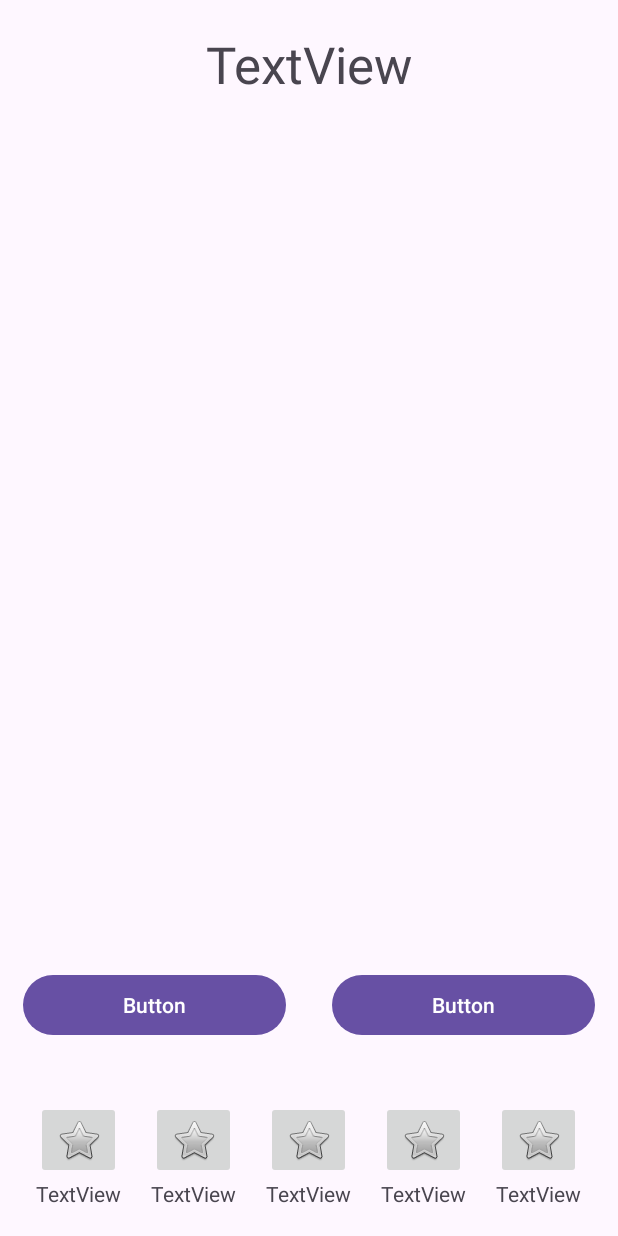
After one commit to MaicolFlorez/T-Mate, an Android app: the TeamViewCoach screen opened directly, with no data from a screen before it, on a phone screen of 412 x 824 dp. The commit adds this screen. Run offline under Robolectric (Android 15) with nearby library versions, the phone set to English and light mode, and no system bars.

Commit message:
Avance Maicol Florez

```diff
--- a/app/src/main/AndroidManifest.xml
+++ b/app/src/main/AndroidManifest.xml
@@ -12,6 +12,12 @@
         android:supportsRtl="true"
         android:theme="@style/Theme.TMate"
         tools:targetApi="31">
+        <activity
+            android:name=".TeamViewCoach"
+            android:exported="false" />
+        <activity
+            android:name=".TeamsViewPlayer"
+            android:exported="false" />
         <activity
             android:name=".Splash_Activity"
             android:exported="true">
--- a/app/src/main/java/com/mflorezddelgado/t_mate/Login_Activity.java
+++ b/app/src/main/java/com/mflorezddelgado/t_mate/Login_Activity.java
@@ -20,7 +20,7 @@ public class Login_Activity extends AppCompatActivity {
         Login.setOnClickListener(new View.OnClickListener() {
             @Override
             public void onClick(View view) {
-                Intent intent = new Intent(Login_Activity.this, Register_Activity.class);
+                Intent intent = new Intent(Login_Activity.this, TeamsViewPlayer.class);
                 startActivity(intent);
             }
         });
--- a/app/src/main/java/com/mflorezddelgado/t_mate/Main_Activity.java
+++ b/app/src/main/java/com/mflorezddelgado/t_mate/Main_Activity.java
@@ -6,7 +6,6 @@ import android.content.Intent;
 import android.os.Bundle;
 import android.view.View;
 import android.widget.Button;
-import android.widget.ImageButton;
 
 public class Main_Activity extends AppCompatActivity {
 
--- a/app/src/main/java/com/mflorezddelgado/t_mate/Splash_Activity.java
+++ b/app/src/main/java/com/mflorezddelgado/t_mate/Splash_Activity.java
@@ -19,7 +19,7 @@ public class Splash_Activity extends AppCompatActivity {
             @Override
             public void run() {
 
-                Intent myIntent = new Intent(Splash_Activity.this, Login_Activity.class);
+                Intent myIntent = new Intent(Splash_Activity.this, Main_Activity.class);
                 startActivity(myIntent);
                 finish();
             }
--- /dev/null
+++ b/app/src/main/java/com/mflorezddelgado/t_mate/TeamViewCoach.java
@@ -0,0 +1,14 @@
+package com.mflorezddelgado.t_mate;
+
+import androidx.appcompat.app.AppCompatActivity;
+
+import android.os.Bundle;
+
+public class TeamViewCoach extends AppCompatActivity {
+
+    @Override
+    protected void onCreate(Bundle savedInstanceState) {
+        super.onCreate(savedInstanceState);
+        setContentView(R.layout.activity_team_view_coach);
+    }
+}
--- /dev/null
+++ b/app/src/main/res/layout/activity_team_view_coach.xml
@@ -0,0 +1,178 @@
+<?xml version="1.0" encoding="utf-8"?>
+<androidx.constraintlayout.widget.ConstraintLayout xmlns:android="http://schemas.android.com/apk/res/android"
+    xmlns:app="http://schemas.android.com/apk/res-auto"
+    xmlns:tools="http://schemas.android.com/tools"
+    android:layout_width="match_parent"
+    android:layout_height="match_parent"
+    tools:context=".TeamsViewPlayer">
+
+
+    <FrameLayout
+        android:id="@+id/frameLayout"
+        android:layout_width="match_parent"
+        android:layout_height="wrap_content"
+        app:layout_constraintStart_toStartOf="parent"
+        app:layout_constraintTop_toTopOf="parent">
+
+        <TextView
+            android:id="@+id/tittle"
+            android:layout_width="wrap_content"
+            android:layout_height="wrap_content"
+            android:layout_gravity="center"
+            android:layout_margin="20dp"
+            android:text="TextView"
+            android:textSize="34sp" />
+    </FrameLayout>
+
+    <androidx.recyclerview.widget.RecyclerView
+        android:id="@+id/listTeamsView"
+        android:layout_width="match_parent"
+        android:layout_height="wrap_content"
+        app:layout_constraintStart_toStartOf="parent"
+        app:layout_constraintTop_toBottomOf="@+id/frameLayout" >
+
+    </androidx.recyclerview.widget.RecyclerView>
+
+    <LinearLayout
+        android:layout_width="match_parent"
+        android:layout_height="wrap_content"
+        android:orientation="vertical"
+        app:layout_constraintBottom_toBottomOf="parent"
+        app:layout_constraintStart_toStartOf="parent">
+
+        <LinearLayout
+            android:layout_width="match_parent"
+            android:layout_height="match_parent"
+            android:layout_marginVertical="30dp"
+            android:orientation="horizontal">
+
+            <Button
+                android:id="@+id/button"
+                android:layout_width="wrap_content"
+                android:layout_height="wrap_content"
+                android:layout_marginHorizontal="15dp"
+                android:layout_weight="1"
+                android:text="Button" />
+
+            <Button
+                android:id="@+id/button2"
+                android:layout_width="wrap_content"
+                android:layout_height="wrap_content"
+                android:layout_marginHorizontal="15dp"
+                android:layout_weight="1"
+                android:text="Button" />
+        </LinearLayout>
+
+        <LinearLayout
+            android:id="@+id/linear_layout"
+            android:layout_width="match_parent"
+            android:layout_height="100dp"
+            android:layout_gravity="center"
+            android:gravity="center"
+            android:orientation="horizontal">
+
+            <LinearLayout
+                android:layout_width="wrap_content"
+                android:layout_height="match_parent"
+                android:layout_margin="10dp"
+                android:orientation="vertical">
+
+                <ImageButton
+                    android:id="@+id/imageButton"
+                    android:layout_width="match_parent"
+                    android:layout_height="wrap_content"
+                    android:src="@android:drawable/btn_star" />
+
+                <TextView
+                    android:id="@+id/textView3"
+                    android:layout_width="wrap_content"
+                    android:layout_height="wrap_content"
+                    android:layout_weight="1"
+                    android:text="TextView" />
+            </LinearLayout>
+
+            <LinearLayout
+                android:layout_width="wrap_content"
+                android:layout_height="match_parent"
+                android:layout_margin="10dp"
+                android:orientation="vertical">
+
+                <ImageButton
+                    android:id="@+id/imageButton"
+                    android:layout_width="match_parent"
+                    android:layout_height="wrap_content"
+                    android:src="@android:drawable/btn_star" />
+
+                <TextView
+                    android:id="@+id/textView3"
+                    android:layout_width="wrap_content"
+                    android:layout_height="wrap_content"
+                    android:layout_weight="1"
+                    android:text="TextView" />
+            </LinearLayout>
+
+            <LinearLayout
+                android:layout_width="wrap_content"
+                android:layout_height="match_parent"
+                android:layout_margin="10dp"
+                android:orientation="vertical">
+
+                <ImageButton
+                    android:id="@+id/imageButton"
+                    android:layout_width="match_parent"
+                    android:layout_height="wrap_content"
+                    android:src="@android:drawable/btn_star" />
+
+                <TextView
+                    android:id="@+id/textView3"
+                    android:layout_width="wrap_content"
+                    android:layout_height="wrap_content"
+                    android:layout_weight="1"
+                    android:text="TextView" />
+            </LinearLayout>
+
+            <LinearLayout
+                android:layout_width="wrap_content"
+                android:layout_height="match_parent"
+                android:layout_margin="10dp"
+                android:orientation="vertical">
+
+                <ImageButton
+                    android:id="@+id/imageButton"
+                    android:layout_width="match_parent"
+                    android:layout_height="wrap_content"
+                    android:src="@android:drawable/btn_star" />
+
+                <TextView
+                    android:id="@+id/textView3"
+                    android:layout_width="wrap_content"
+                    android:layout_height="wrap_content"
+                    android:layout_weight="1"
+                    android:text="TextView" />
+            </LinearLayout>
+
+            <LinearLayout
+                android:layout_width="wrap_content"
+                android:layout_height="match_parent"
+                android:layout_margin="10dp"
+                android:orientation="vertical">
+
+                <ImageButton
+                    android:id="@+id/imageButton"
+                    android:layout_width="match_parent"
+                    android:layout_height="wrap_content"
+                    android:src="@android:drawable/btn_star" />
+
+                <TextView
+                    android:id="@+id/textView3"
+                    android:layout_width="wrap_content"
+                    android:layout_height="wrap_content"
+                    android:layout_weight="1"
+                    android:text="TextView" />
+            </LinearLayout>
+
+
+        </LinearLayout>
+    </LinearLayout>
+
+</androidx.constraintlayout.widget.ConstraintLayout>
```
Also changed, not shown: app/src/main/java/com/mflorezddelgado/t_mate/Register_Activity.java (+12 -2 lines), app/src/main/java/com/mflorezddelgado/t_mate/TeamsViewPlayer.java (added, +14 -0 lines), app/src/main/res/layout/activity_teams_player_view.xml (added, +163 -0 lines).
